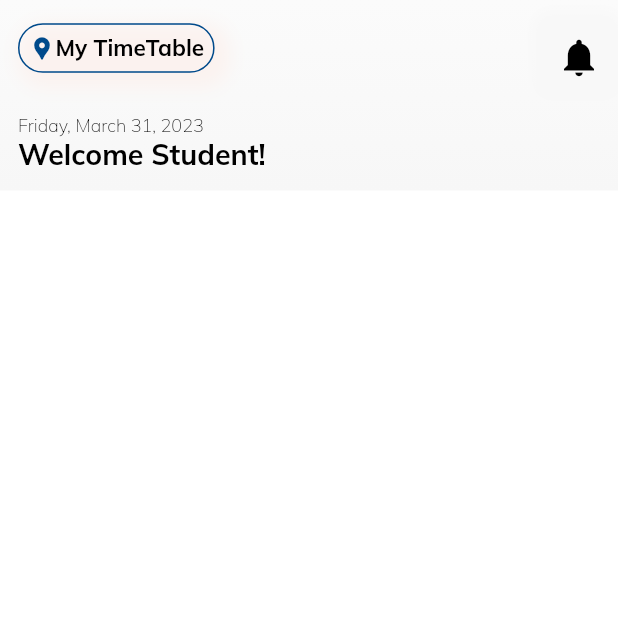
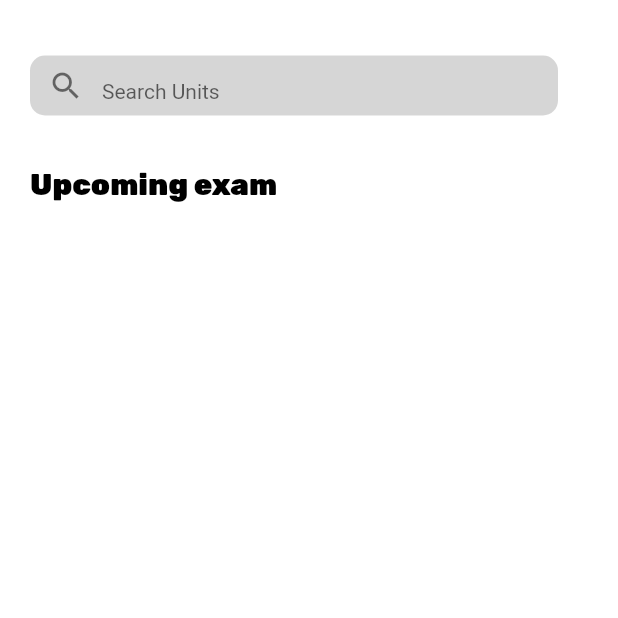
Before and after one commit to ElieBamunoba/MyTimeTable, a Flutter app: the MyWidget screen opened directly, on a phone screen of 412 x 824 dp, the top half of it. Run offline on Flutter 3.47's test engine with Material 2 defaults, Android fonts, the phone set to English and light mode, and no system bars; our stand-ins replace google_fonts; Roboto replaces fonts that are missing (Montserrat).

Commit message:
changes to search and app bar

```diff
--- a/lib/constants/theme.dart
+++ b/lib/constants/theme.dart
@@ -15,8 +15,12 @@ ThemeData themeData() {
         bodyMedium: TextStyle(color: AppColors.textLigthGrey),
         headlineSmall: TextStyle(color: Colors.white)),
   );
+
 }
 
+class AppConstants{
+  static EdgeInsets padding =  const EdgeInsets.symmetric(horizontal: 20, vertical: 7);
+}
 // ignore: prefer_const_constructors
 MaterialColor myColor = MaterialColor(
   0xFF004A8B,
--- a/lib/presentation/Widgets/Widgets.dart
+++ b/lib/presentation/Widgets/Widgets.dart
@@ -1,4 +1,6 @@
 import 'package:exam_time_table/constants/colors.dart';
+import 'package:exam_time_table/constants/theme.dart';
+import 'package:flutter/gestures.dart';
 import 'package:flutter/material.dart';
 import 'package:google_fonts/google_fonts.dart';
 import 'package:intl/intl.dart';
@@ -10,42 +12,151 @@ class MyWidget extends StatelessWidget {
   @override
   Widget build(BuildContext context) {
     return Scaffold(
-      body: SafeArea(
-        child: Stack(
-          fit: StackFit.expand,
+      body:Container(
+        height: MediaQuery.of(context).size.height - 210,
+        child: SingleChildScrollView(
+          physics: BouncingScrollPhysics(),
+          dragStartBehavior: DragStartBehavior.down,
+          child: Column(
+            crossAxisAlignment: CrossAxisAlignment.start,
+            mainAxisAlignment: MainAxisAlignment.start,
             children: [
-            SingleChildScrollView(
-              child: Container(
-                decoration: BoxDecoration(
-                  gradient: LinearGradient(
-                      colors: [
-                        Color(0xfffbfbfb),
-                        Color(0xfff7f7f7),
-
-                      ],
-                      begin: Alignment.topCenter,
-                      end: Alignment.bottomCenter,
-
+              SizedBox(height: 30,),
+              customSearch(),
+              SizedBox(height: 20,),
+              Container(
+                  padding: AppConstants.padding,
+                  child: const HeaderText(text: "Upcoming exam",),
                   ),
 
-                  ),
-    child: Column(crossAxisAlignment:CrossAxisAlignment.start,
-      children: [
-        appBar(),
-        titleBar(),
+
+
             ],
           ),
         ),
       )
+    );
+
+
+  }
+
+
+
+
+}
+// class to customize text widget
+class TitleText extends StatelessWidget {
+  final String text;
+  final double fontSize;
+  final Color color;
+  final FontWeight fontWeight;
+
+  const TitleText(
+      {Key? key,
+      required this.text,
+      this.fontSize = 18,
+      this.color = AppColors.textColor,
+      this.fontWeight = FontWeight.w800})
+      : super(key: key);
+
+  @override
+  Widget build(BuildContext context) {
+    return Text(text,
+        style: GoogleFonts.gentiumPlus(
+            fontSize: fontSize, fontWeight: fontWeight, color: color));
+  }
+}
+class HeaderText extends StatelessWidget {
+  final String text;
+  final double fontSize;
+  final Color color;
+  final FontWeight fontWeight;
+
+  const HeaderText(
+      {Key? key,
+        required this.text,
+        this.fontSize = 20,
+        this.color = Colors.black,
+        this.fontWeight = FontWeight.w900})
+      : super(key: key);
+
+  @override
+  Widget build(BuildContext context) {
+    return Text(text,
+        style: GoogleFonts.rubik(
+            fontSize: fontSize, fontWeight: fontWeight, color: color));
+  }
+}
+class Icon_ extends StatelessWidget {
+  final IconData icon;
+  final Color color;
+
+  Icon_({
+    required this.icon,
+    required this.color,
+  });
+
+  @override
+  Widget build(BuildContext context) {
+    return Container(
+      height: 40,
+      width: 40,
+      padding: EdgeInsets.all(10),
+      decoration: BoxDecoration(
+        border: Border.all(
+          color: Colors.blue,
+          style: BorderStyle.none,
+        ),
+        borderRadius: BorderRadius.all(Radius.circular(13)),
+        boxShadow: <BoxShadow>[
+          BoxShadow(
+            color: Color(0xfff8f8f8),
+            blurRadius: 5,
+            spreadRadius: 10,
+            offset: Offset(5, 5),
+          ),
         ],
       ),
+      child: Icon(
+        icon,
+        color: color,
+        size: 30,
       ),
     );
   }
-  // widget to display daystar university at home page
+}
+Widget customSearch() {
+  return Container(
+    margin: AppConstants.padding,
+    child: Row(
+      children: <Widget>[
+        Expanded(
+          child: Container(
+            height: 40,
+            alignment: Alignment.center,
+            decoration: BoxDecoration(
+                color: AppColors.textLigthGrey.withAlpha(100),
+                borderRadius: BorderRadius.all(Radius.circular(10))),
+            child: const TextField(
+              decoration: InputDecoration(
+                  border: InputBorder.none,
+                  hintText: "Search Units",
+                  hintStyle: TextStyle(fontSize: 14),
+                  contentPadding:
+                  EdgeInsets.only(left: 10, right: 10, bottom: 0, top: 10),
+                  prefixIcon: Icon(Icons.search, color: Colors.black54)),
+            ),
+          ),
+        ),
+        const SizedBox(width: 20),
+
+      ],
+    ),
+  );
+}
 Widget appTitle(){
   return Container(
-      padding: const EdgeInsets.all(6),
+    padding: AppConstants.padding,
     alignment: Alignment.center,
     decoration: BoxDecoration(
       borderRadius: const BorderRadius.all(Radius.circular(18)),
@@ -65,7 +176,6 @@ class MyWidget extends StatelessWidget {
     ),
     child: Row(
       children: <Widget>[
-          const Icon(Icons.location_pin,color: AppColors.darkBlue,size: 18,),
         Container(
           child: const TitleText(
             text: 'My TimeTable',
@@ -79,7 +189,7 @@ class MyWidget extends StatelessWidget {
 }
 Widget appBar(){
   return Container(
-      padding:EdgeInsets.all(12),
+    padding:AppConstants.padding,
     child: Row(
       mainAxisAlignment: MainAxisAlignment.spaceBetween,
       children: <Widget>[
@@ -134,32 +244,6 @@ class MyWidget extends StatelessWidget {
 }
 
 
-}
-// class to customize text widget
-class TitleText extends StatelessWidget {
-  final String text;
-  final double fontSize;
-  final Color color;
-  final FontWeight fontWeight;
-
-  const TitleText(
-      {Key? key,
-      required this.text,
-      this.fontSize = 18,
-      this.color = AppColors.textColor,
-      this.fontWeight = FontWeight.w800})
-      : super(key: key);
-
-  @override
-  Widget build(BuildContext context) {
-    return Text(text,
-        style: GoogleFonts.mulish(
-            fontSize: fontSize, fontWeight: fontWeight, color: color));
-  }
-}
-
-
-
 extension OnPressed on Widget {
   Widget ripple(Function onPressed,
           {BorderRadiusGeometry borderRadius =
```
Also changed, not shown: lib/presentation/landing_screen.dart (+42 -2 lines). Lines whose indentation alone changed are shown as unchanged.
